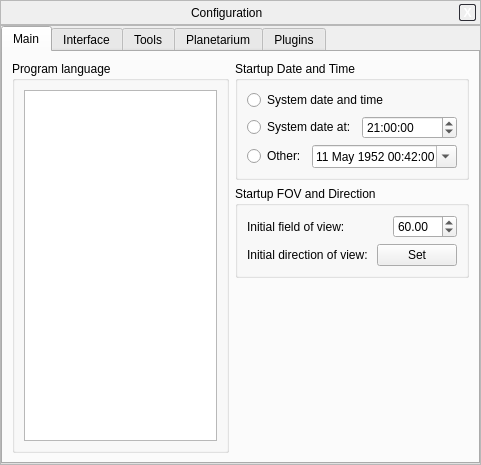
The window that src/gui/configurationDialog.ui (519984307/stellarium_src) describes before a commit, drawn with Qt 5.
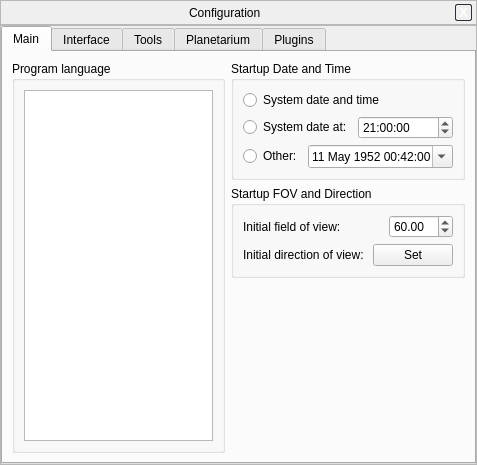
The same window after the commit. Custom widgets are drawn as their Qt base class.

What changed in the file:
```diff
--- a/src/gui/configurationDialog.ui
+++ b/src/gui/configurationDialog.ui
@@ -5,7 +5,7 @@
    <rect>
     <x>0</x>
     <y>0</y>
-    <width>481</width>
+    <width>477</width>
     <height>465</height>
    </rect>
   </property>
@@ -158,8 +158,8 @@
           <rect>
            <x>0</x>
            <y>0</y>
-           <width>473</width>
-           <height>409</height>
+           <width>469</width>
+           <height>407</height>
           </rect>
          </property>
          <attribute name="title" >
```
Left out of the diff: 18 changed lines with no effect on the pictures.
